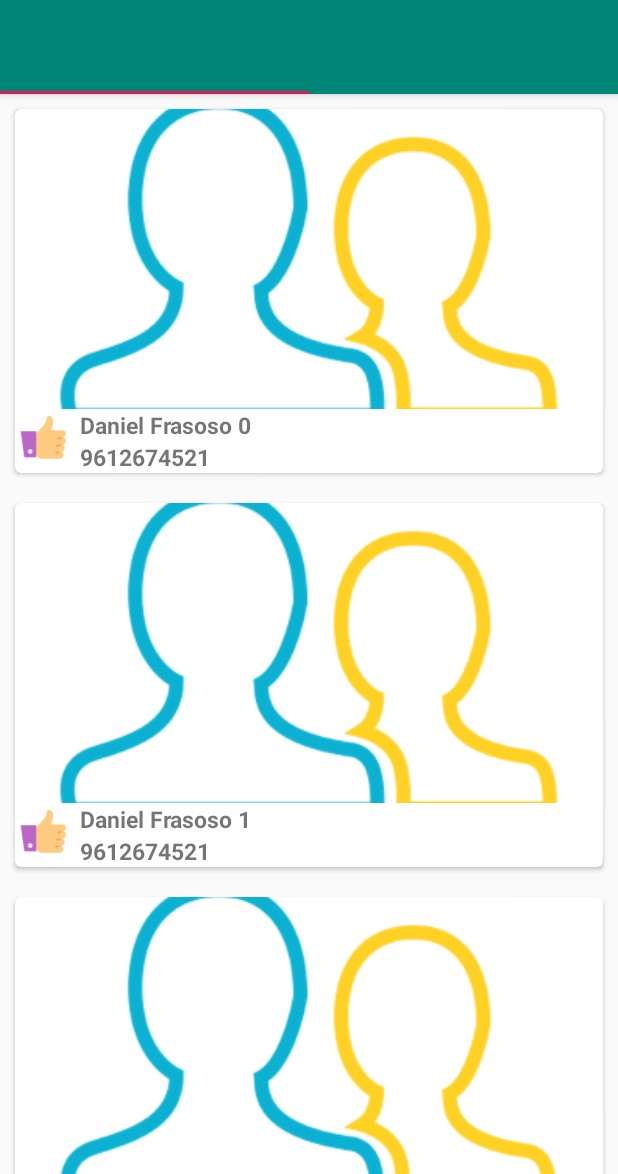
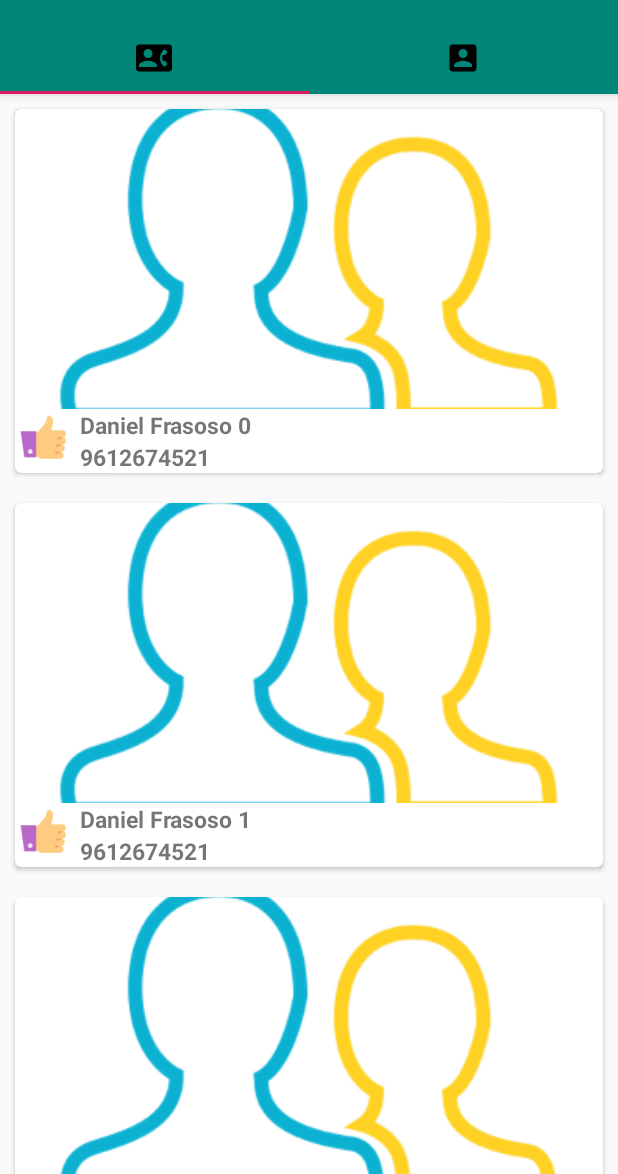
Before and after one commit to fragoso94/Contactos, an Android app: the screen it shows after launch (MainActivity), on a phone screen of 412 x 824 dp, the part 62-1236 px from its top. Run offline under Robolectric (Android 15) with nearby library versions, the light colour scheme and no system bars.

Commit message:
1. se agrego los iconos a los tabs

```diff
--- a/app/src/main/java/com/example/bacha/contactos/MainActivity.java
+++ b/app/src/main/java/com/example/bacha/contactos/MainActivity.java
@@ -5,14 +5,11 @@ import android.support.v4.app.Fragment;
 import android.support.v4.view.ViewPager;
 import android.support.v7.app.AppCompatActivity;
 import android.os.Bundle;
-import android.support.v7.widget.RecyclerView;
 import android.support.v7.widget.Toolbar;
 
-import com.example.bacha.contactos.adapter.ContactoAdaptador;
 import com.example.bacha.contactos.adapter.PageAdapter;
 import com.example.bacha.contactos.fragments.Perfil;
 import com.example.bacha.contactos.fragments.RecyclerViewFragment;
-import com.example.bacha.contactos.pojo.Contacto;
 
 import java.util.ArrayList;
 
@@ -66,6 +63,8 @@ public class MainActivity extends AppCompatActivity {
     private void setUpViewPager(){
         viewPager.setAdapter(new PageAdapter(getSupportFragmentManager(), agregarFragments()));
         tabLayout.setupWithViewPager(viewPager);
+        tabLayout.getTabAt(0).setIcon(R.drawable.ic_contacts);
+        tabLayout.getTabAt(1).setIcon(R.drawable.ic_perfil);
     }
 
 }
--- /dev/null
+++ b/app/src/main/res/drawable-anydpi/ic_contacts.xml
@@ -0,0 +1,10 @@
+<vector xmlns:android="http://schemas.android.com/apk/res/android"
+    android:width="24dp"
+    android:height="24dp"
+    android:viewportWidth="24"
+    android:viewportHeight="24"
+    android:tint="#FFFFFF">
+    <path
+        android:fillColor="#FF000000"
+        android:pathData="M22,3L2,3C0.9,3 0,3.9 0,5v14c0,1.1 0.9,2 2,2h20c1.1,0 1.99,-0.9 1.99,-2L24,5c0,-1.1 -0.9,-2 -2,-2zM8,6c1.66,0 3,1.34 3,3s-1.34,3 -3,3 -3,-1.34 -3,-3 1.34,-3 3,-3zM14,18L2,18v-1c0,-2 4,-3.1 6,-3.1s6,1.1 6,3.1v1zM17.85,14h1.64L21,16l-1.99,1.99c-1.31,-0.98 -2.28,-2.38 -2.73,-3.99 -0.18,-0.64 -0.28,-1.31 -0.28,-2s0.1,-1.36 0.28,-2c0.45,-1.62 1.42,-3.01 2.73,-3.99L21,8l-1.51,2h-1.64c-0.22,0.63 -0.35,1.3 -0.35,2s0.13,1.37 0.35,2z"/>
+</vector>
--- /dev/null
+++ b/app/src/main/res/drawable-anydpi/ic_perfil.xml
@@ -0,0 +1,10 @@
+<vector xmlns:android="http://schemas.android.com/apk/res/android"
+    android:width="24dp"
+    android:height="24dp"
+    android:viewportWidth="24"
+    android:viewportHeight="24"
+    android:tint="#FFFFFF">
+    <path
+        android:fillColor="#FF000000"
+        android:pathData="M3,5v14c0,1.1 0.89,2 2,2h14c1.1,0 2,-0.9 2,-2L21,5c0,-1.1 -0.9,-2 -2,-2L5,3c-1.11,0 -2,0.9 -2,2zM15,9c0,1.66 -1.34,3 -3,3s-3,-1.34 -3,-3 1.34,-3 3,-3 3,1.34 3,3zM6,17c0,-2 4,-3.1 6,-3.1s6,1.1 6,3.1v1L6,18v-1z"/>
+</vector>
```
Also changed, not shown: app/src/main/res/drawable-hdpi/ic_contacts.png (added), app/src/main/res/drawable-hdpi/ic_perfil.png (added), app/src/main/res/drawable-mdpi/ic_contacts.png (added), app/src/main/res/drawable-mdpi/ic_perfil.png (added), app/src/main/res/drawable-xhdpi/ic_contacts.png (added), app/src/main/res/drawable-xhdpi/ic_perfil.png (added), app/src/main/res/drawable-xxhdpi/ic_contacts.png (added), app/src/main/res/drawable-xxhdpi/ic_perfil.png (added).
